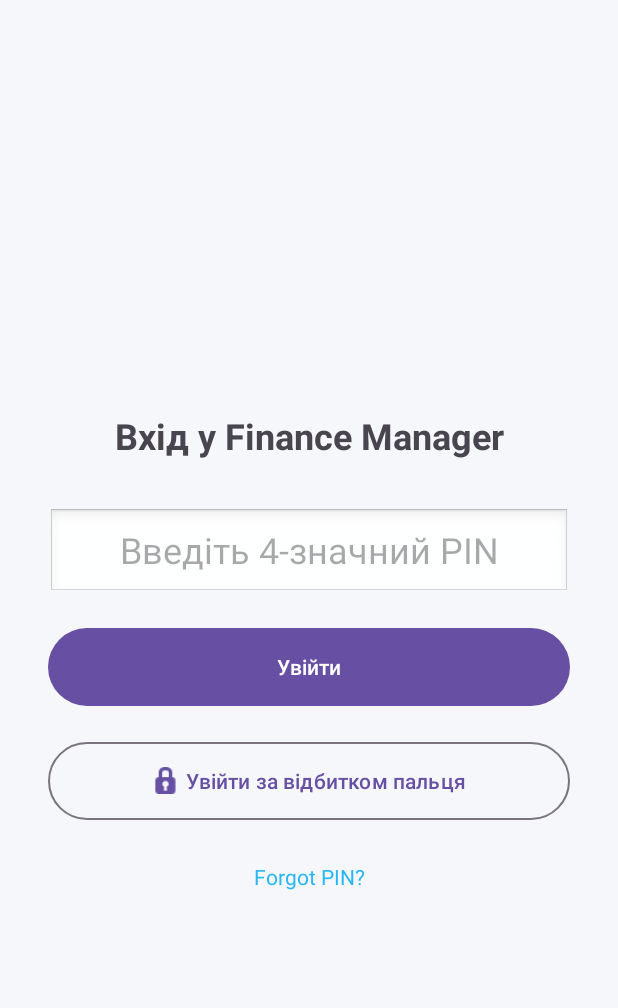
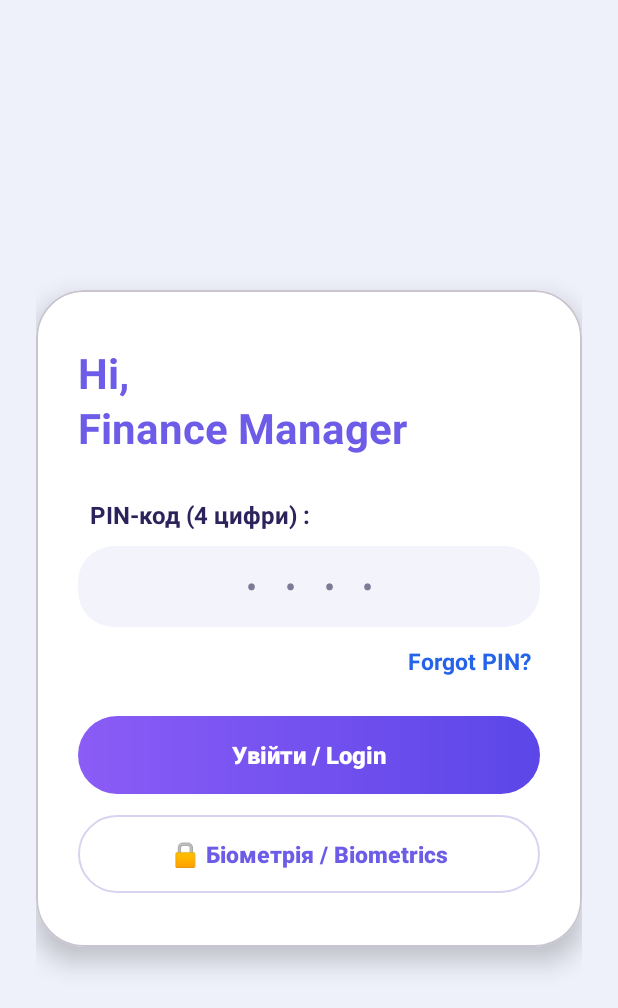
Before and after one commit to HalynaChuvaieva/TrackFinance, an Android app: the screen it shows after launch (LoginActivity), on a phone screen of 412 x 824 dp. Shown: the top 1008 px of the screen. Run offline under Robolectric (Android 15) with nearby library versions, the phone set to English and light mode, and no system bars.

Commit message:
- Increase font size for PIN label and make "Forgot PIN?" bold bright blue (#2563EB). - Create custom rounded card layout (dialog_recover_pin.xml) with pill inputs and gradient action button. - Update LoginActivity dialogs to use the custom styled layout with transparent window background.

```diff
--- /dev/null
+++ b/app/src/main/res/drawable/bg_gradient_pill.xml
@@ -0,0 +1,14 @@
+<?xml version="1.0" encoding="utf-8"?>
+<ripple xmlns:android="http://schemas.android.com/apk/res/android"
+        android:color="#40FFFFFF">
+    <item>
+        <shape android:shape="rectangle">
+            <gradient
+                    android:angle="0"
+                    android:startColor="#8B5CF6"
+                    android:endColor="#5B46E8"
+                    android:type="linear" />
+            <corners android:radius="28dp" />
+        </shape>
+    </item>
+</ripple>
--- /dev/null
+++ b/app/src/main/res/drawable/bg_input_pill.xml
@@ -0,0 +1,6 @@
+<?xml version="1.0" encoding="utf-8"?>
+<shape xmlns:android="http://schemas.android.com/apk/res/android"
+       android:shape="rectangle">
+    <solid android:color="@color/input_bg" />
+    <corners android:radius="24dp" />
+</shape>
--- /dev/null
+++ b/app/src/main/res/drawable/bg_pill_outline.xml
@@ -0,0 +1,11 @@
+<?xml version="1.0" encoding="utf-8"?>
+<ripple xmlns:android="http://schemas.android.com/apk/res/android"
+        android:color="#226C5CE7">
+    <item>
+        <shape android:shape="rectangle">
+            <solid android:color="@color/card_bg" />
+            <stroke android:width="1.5dp" android:color="#D6D4F0" />
+            <corners android:radius="28dp" />
+        </shape>
+    </item>
+</ripple>
--- a/app/src/main/res/layout/activity_login.xml
+++ b/app/src/main/res/layout/activity_login.xml
@@ -4,73 +4,101 @@
         xmlns:app="http://schemas.android.com/apk/res-auto"
         android:layout_width="match_parent"
         android:layout_height="match_parent"
-        android:background="#F5F7FA"
-        android:padding="32dp">
+        android:background="@color/bg_screen"
+        android:padding="24dp">
+
+    <com.google.android.material.card.MaterialCardView
+            android:id="@+id/cardLogin"
+            android:layout_width="match_parent"
+            android:layout_height="wrap_content"
+            app:cardCornerRadius="32dp"
+            app:cardElevation="10dp"
+            app:cardBackgroundColor="@color/card_bg"
+            app:layout_constraintTop_toTopOf="parent"
+            app:layout_constraintBottom_toBottomOf="parent"
+            app:layout_constraintStart_toStartOf="parent"
+            app:layout_constraintEnd_toEndOf="parent">
+
+        <LinearLayout
+                android:layout_width="match_parent"
+                android:layout_height="wrap_content"
+                android:orientation="vertical"
+                android:paddingHorizontal="28dp"
+                android:paddingVertical="36dp">
 
             <TextView
-            android:id="@+id/tvWelcome"
                     android:layout_width="wrap_content"
                     android:layout_height="wrap_content"
-            android:text="Вхід у Finance Manager"
-            android:textSize="24sp"
+                    android:text="Hi,\nFinance Manager"
+                    android:textSize="28sp"
                     android:textStyle="bold"
-            app:layout_constraintBottom_toTopOf="@+id/etPin"
-            app:layout_constraintEnd_toEndOf="parent"
-            app:layout_constraintStart_toStartOf="parent"
-            app:layout_constraintTop_toTopOf="parent"
-            app:layout_constraintVertical_chainStyle="packed"
-            android:layout_marginBottom="32dp"/>
+                    android:lineSpacingExtra="4dp"
+                    android:textColor="@color/accent_purple"
+                    android:layout_marginBottom="28dp" />
+
+            <TextView
+                    android:layout_width="wrap_content"
+                    android:layout_height="wrap_content"
+                    android:text="PIN-код (4 цифри) :"
+                    android:textSize="16sp"
+                    android:textStyle="bold"
+                    android:textColor="@color/text_primary"
+                    android:layout_marginStart="8dp"
+                    android:layout_marginBottom="10dp" />
 
             <EditText
                     android:id="@+id/etPin"
-            android:layout_width="0dp"
-            android:layout_height="60dp"
-            android:hint="Введіть 4-значний PIN"
+                    android:layout_width="match_parent"
+                    android:layout_height="54dp"
+                    android:background="@drawable/bg_input_pill"
+                    android:hint="• • • •"
+                    android:textColorHint="@color/text_secondary"
+                    android:textColor="@color/text_primary"
                     android:inputType="numberPassword"
                     android:maxLength="4"
-            android:textAlignment="center"
-            android:textSize="24sp"
-            android:background="@android:drawable/edit_text"
-            app:layout_constraintBottom_toTopOf="@+id/btnLogin"
-            app:layout_constraintEnd_toEndOf="parent"
-            app:layout_constraintStart_toStartOf="parent"
-            app:layout_constraintTop_toBottomOf="@+id/tvWelcome"
-            android:layout_marginBottom="16dp"/>
+                    android:gravity="center"
+                    android:textSize="22sp"
+                    android:letterSpacing="0.3"
+                    android:paddingHorizontal="20dp" />
 
-    <Button
-            android:id="@+id/btnLogin"
-            android:layout_width="0dp"
-            android:layout_height="60dp"
-            android:text="Увійти"
-            app:layout_constraintBottom_toTopOf="@+id/btnBiometric"
-            app:layout_constraintEnd_toEndOf="parent"
-            app:layout_constraintStart_toStartOf="parent"
-            app:layout_constraintTop_toBottomOf="@+id/etPin"
-            android:layout_marginBottom="16dp"/>
-
-    <Button
-            android:id="@+id/btnBiometric"
-            style="@style/Widget.Material3.Button.OutlinedButton"
-            android:layout_width="0dp"
-            android:layout_height="60dp"
-            android:text="Увійти за відбитком пальця"
-            app:icon="@android:drawable/ic_secure"
-            app:iconGravity="textStart"
-            app:layout_constraintBottom_toBottomOf="parent"
-            app:layout_constraintEnd_toEndOf="parent"
-            app:layout_constraintStart_toStartOf="parent"
-            app:layout_constraintTop_toBottomOf="@+id/btnLogin" />
             <TextView
                     android:id="@+id/tvForgotPin"
                     android:layout_width="wrap_content"
                     android:layout_height="wrap_content"
+                    android:layout_gravity="end"
                     android:text="@string/forgot_pin"
-            android:textColor="#29B6F6"
-            android:textSize="14sp"
-            android:padding="12dp"
-            android:layout_marginTop="12dp"
-            app:layout_constraintTop_toBottomOf="@id/btnBiometric"
-            app:layout_constraintStart_toStartOf="parent"
-            app:layout_constraintEnd_toEndOf="parent" />
+                    android:textColor="#2563EB"
+                    android:textSize="15sp"
+                    android:textStyle="bold"
+                    android:paddingVertical="12dp"
+                    android:paddingHorizontal="6dp"
+                    android:layout_marginBottom="14dp" />
+
+            <androidx.appcompat.widget.AppCompatButton
+                    android:id="@+id/btnLogin"
+                    android:layout_width="match_parent"
+                    android:layout_height="52dp"
+                    android:background="@drawable/bg_gradient_pill"
+                    android:text="Увійти / Login"
+                    android:textAllCaps="false"
+                    android:textColor="@android:color/white"
+                    android:textSize="16sp"
+                    android:textStyle="bold"
+                    android:elevation="4dp"
+                    android:layout_marginBottom="14dp" />
+
+            <androidx.appcompat.widget.AppCompatButton
+                    android:id="@+id/btnBiometric"
+                    android:layout_width="match_parent"
+                    android:layout_height="52dp"
+                    android:background="@drawable/bg_pill_outline"
+                    android:text="🔒 Біометрія / Biometrics"
+                    android:textAllCaps="false"
+                    android:textColor="@color/accent_purple"
+                    android:textSize="15sp"
+                    android:textStyle="bold" />
+
+        </LinearLayout>
+    </com.google.android.material.card.MaterialCardView>
 
 </androidx.constraintlayout.widget.ConstraintLayout>
--- a/app/src/main/res/values-night/colors.xml
+++ b/app/src/main/res/values-night/colors.xml
@@ -1,6 +1,9 @@
 <?xml version="1.0" encoding="utf-8"?>
 <resources>
-    <color name="bg_screen">#121212</color>
-    <color name="card_bg">#1E1E1E</color>
-    <color name="text_primary">#F5F5F5</color>
+    <color name="bg_screen">#131221</color>
+    <color name="card_bg">#1E1C30</color>
+    <color name="input_bg">#28263E</color>
+    <color name="text_primary">#F3F2FF</color>
+    <color name="text_secondary">#A4A1C2</color>
+    <color name="accent_purple">#8B5CF6</color>
 </resources>
--- a/app/src/main/res/values/colors.xml
+++ b/app/src/main/res/values/colors.xml
@@ -1,6 +1,9 @@
 <?xml version="1.0" encoding="utf-8"?>
 <resources>
-    <color name="bg_screen">#E8F1F8</color>
+    <color name="bg_screen">#EEF0FA</color>
     <color name="card_bg">#FFFFFF</color>
-    <color name="text_primary">#333333</color>
+    <color name="input_bg">#F3F4FB</color>
+    <color name="text_primary">#2D235C</color>
+    <color name="text_secondary">#7C7A94</color>
+    <color name="accent_purple">#6C5CE7</color>
 </resources>
```
Also changed, not shown: app/src/main/java/com/example/trackfinance/LoginActivity.kt (+41 -35 lines), app/src/main/java/com/example/trackfinance/TransactionAdapter.kt (+1 -34 lines), app/src/main/res/drawable/bg_gradient_balance.xml (added, +11 -0 lines), app/src/main/res/layout/dialog_recover_pin.xml (added, +99 -0 lines). Lines whose indentation alone changed are shown as unchanged.
